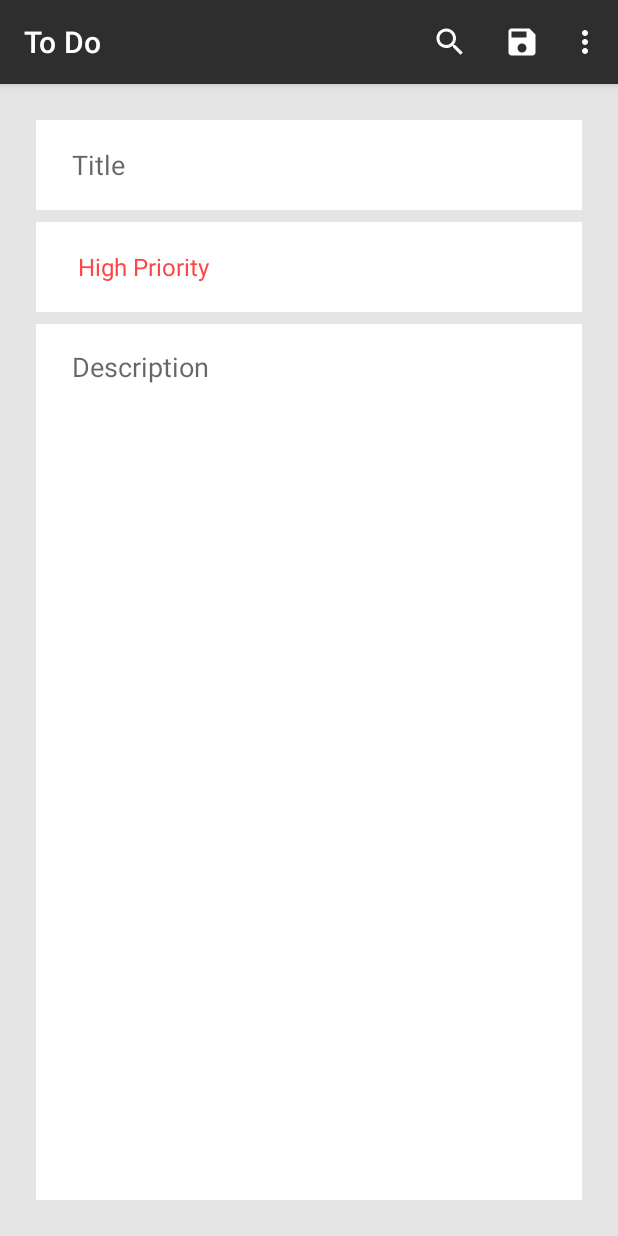
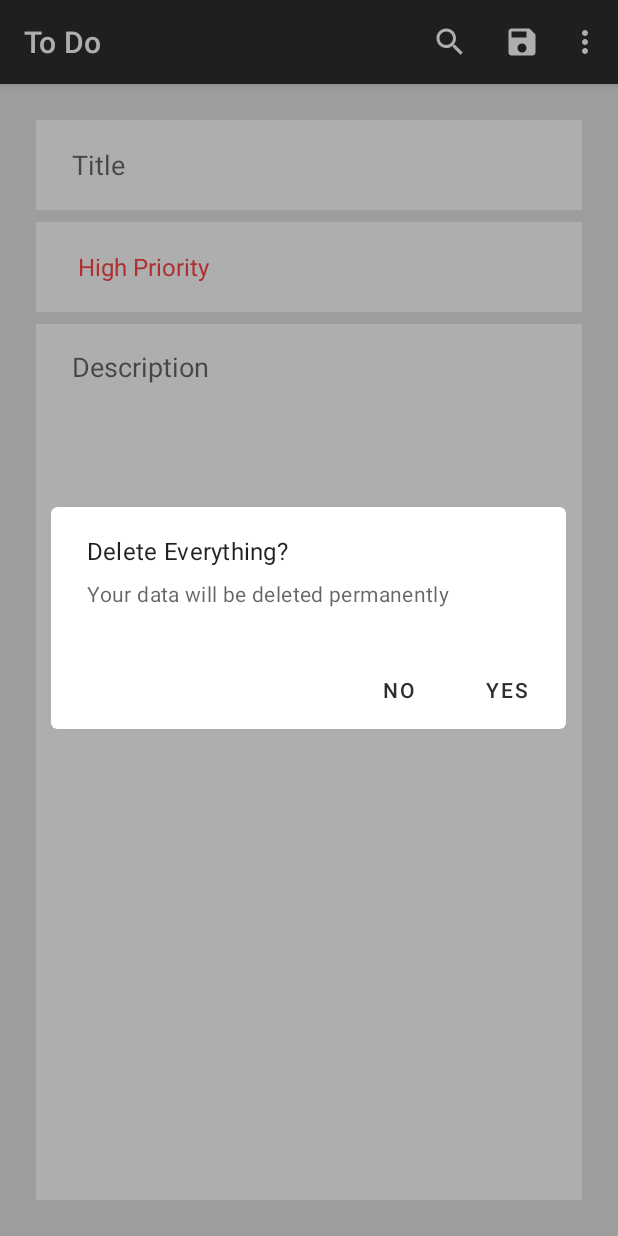
Before and after one commit to yudahendriawan/ToDoApp-MVVM-DataBinding-RoomDB, an Android app: the fragment UpdateFragment placed in its activity, in the options menu, after a tap on "Delete All", on a phone screen of 412 x 824 dp. Run offline under Robolectric (Android 15) with nearby library versions, the phone set to English and light mode, and no system bars; our stand-ins replace Room's generated code, navigation-ui; 4 statements that could not run were skipped.

Commit message:
Add: Empty data state

```diff
--- a/app/src/main/java/com/yudahendriawan/todoapp/data/ToDoDao.kt
+++ b/app/src/main/java/com/yudahendriawan/todoapp/data/ToDoDao.kt
@@ -17,4 +17,10 @@ interface ToDoDao {
     @Update
     suspend fun updateData(toDoData: ToDoData)
 
+    @Delete
+    suspend fun deleteItem(toDoData: ToDoData)
+
+    @Query("DELETE FROM todo_table")
+    suspend fun deleteAll()
+
 }
--- a/app/src/main/java/com/yudahendriawan/todoapp/data/repository/ToDoRepository.kt
+++ b/app/src/main/java/com/yudahendriawan/todoapp/data/repository/ToDoRepository.kt
@@ -16,4 +16,10 @@ class ToDoRepository(private val toDoDao: ToDoDao) {
         toDoDao.updateData(toDoData)
     }
 
+    suspend fun deleteItem(toDoData: ToDoData){
+        toDoDao.deleteItem(toDoData)
+    }
+
+    suspend fun deleteAll() = toDoDao.deleteAll()
+
 }
--- a/app/src/main/java/com/yudahendriawan/todoapp/fragments/SharedViewModel.kt
+++ b/app/src/main/java/com/yudahendriawan/todoapp/fragments/SharedViewModel.kt
@@ -7,10 +7,18 @@ import android.widget.AdapterView
 import android.widget.TextView
 import androidx.core.content.ContextCompat
 import androidx.lifecycle.AndroidViewModel
+import androidx.lifecycle.MutableLiveData
 import com.yudahendriawan.todoapp.R
 import com.yudahendriawan.todoapp.data.models.Priority
+import com.yudahendriawan.todoapp.data.models.ToDoData
 
 class SharedViewModel(application: Application) : AndroidViewModel(application) {
+
+    val emptyDatabase: MutableLiveData<Boolean> = MutableLiveData(false)
+
+    fun checkIfDatabaseEmpty(toDoData: List<ToDoData>){
+        emptyDatabase.value = toDoData.isEmpty()
+    }
 
     var listener: AdapterView.OnItemSelectedListener = object : AdapterView.OnItemSelectedListener {
         override fun onItemSelected(parent: AdapterView<*>?, view: View?, position: Int, id: Long) {
--- a/app/src/main/java/com/yudahendriawan/todoapp/fragments/list/ListFragment.kt
+++ b/app/src/main/java/com/yudahendriawan/todoapp/fragments/list/ListFragment.kt
@@ -2,15 +2,18 @@ package com.yudahendriawan.todoapp.fragments.list
 
 import android.os.Bundle
 import android.view.*
+import android.widget.Toast
 import androidx.fragment.app.Fragment
 import androidx.fragment.app.viewModels
 import androidx.lifecycle.Observer
 import androidx.navigation.fragment.findNavController
 import androidx.recyclerview.widget.LinearLayoutManager
 import androidx.recyclerview.widget.RecyclerView
+import com.google.android.material.dialog.MaterialAlertDialogBuilder
 import com.yudahendriawan.todoapp.R
 import com.yudahendriawan.todoapp.data.viewmodel.ToDoViewModel
 import com.yudahendriawan.todoapp.databinding.FragmentListBinding
+import com.yudahendriawan.todoapp.fragments.SharedViewModel
 
 class ListFragment : Fragment() {
 
@@ -19,6 +22,7 @@ class ListFragment : Fragment() {
 
     private val adapter: ListAdapter by lazy { ListAdapter() }
     private val mToDoViewModel: ToDoViewModel by viewModels()
+    private val mSharedViewModel: SharedViewModel by viewModels()
 
     override fun onCreateView(
         inflater: LayoutInflater, container: ViewGroup?,
@@ -34,9 +38,12 @@ class ListFragment : Fragment() {
 
         setHasOptionsMenu(true)
 
+
+
         binding.recyclerView.adapter = adapter
         binding.recyclerView.layoutManager = LinearLayoutManager(requireActivity())
         mToDoViewModel.getAllData.observe(viewLifecycleOwner, { data ->
+            mSharedViewModel.checkIfDatabaseEmpty(data)
             adapter.setData(data)
         })
 
@@ -56,11 +63,30 @@ class ListFragment : Fragment() {
             }
         })
 
+        mSharedViewModel.emptyDatabase.observe(viewLifecycleOwner, Observer {
+            showEmptyDatabaseView(it)
+            //mSharedViewModel.checkIfDatabaseEmpty(adapter.dataList)
+        })
+
         return binding.root
+    }
+
+    private fun showEmptyDatabaseView(emptyDatabase: Boolean) {
+            binding.noDataImageView.visibility = if(emptyDatabase) View.VISIBLE else View.INVISIBLE
+            binding.noDataTextView.visibility = if(emptyDatabase) View.VISIBLE else View.INVISIBLE
     }
 
     override fun onCreateOptionsMenu(menu: Menu, inflater: MenuInflater) {
         inflater.inflate(R.menu.list_fragment_menu, menu)
+    }
+
+    override fun onOptionsItemSelected(item: MenuItem): Boolean {
+        when(item.itemId){
+            R.id.menu_delete_all -> {
+                confirmRemoveAll()
+            }
+        }
+        return super.onOptionsItemSelected(item)
     }
 
     override fun onDestroyView() {
@@ -68,4 +94,16 @@ class ListFragment : Fragment() {
         _binding = null
     }
 
+    private fun confirmRemoveAll(){
+        val builder = MaterialAlertDialogBuilder(requireContext())
+        builder.setPositiveButton("Yes"){_,_ ->
+            mToDoViewModel.deleteAll()
+            Toast.makeText(requireContext(), "Successfully clear list To Do!", Toast.LENGTH_SHORT).show()
+        }
+        builder.setNegativeButton("No"){_,_ ->}
+        builder.setTitle("Delete Everything?")
+        builder.setMessage("Your data will be deleted permanently")
+        builder.create().show()
+    }
+
 }
```
Also changed, not shown: app/src/main/java/com/yudahendriawan/todoapp/data/viewmodel/ToDoViewModel.kt (+12 -0 lines), app/src/main/java/com/yudahendriawan/todoapp/fragments/update/UpdateFragment.kt (+21 -2 lines).
